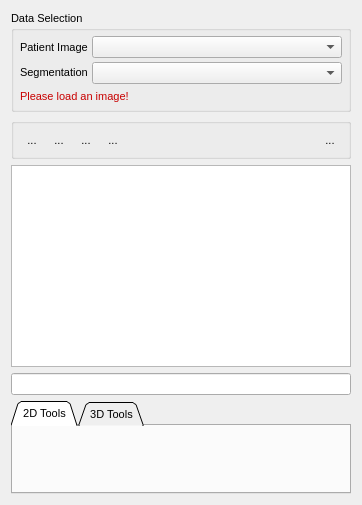
The window that Plugins/org.mitk.gui.qt.segmentation/src/internal/QmitkSegmentationControls.ui (MITK/MITK) describes before a commit, drawn with Qt 5.
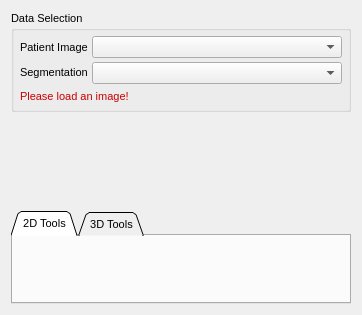
The same window after the commit. Icons and pictures are not drawn. Custom widgets are drawn as their Qt base class.

Commit message: have a specialized widget for multi-label handling

```diff
--- a/Plugins/org.mitk.gui.qt.segmentation/src/internal/QmitkSegmentationControls.ui
+++ b/Plugins/org.mitk.gui.qt.segmentation/src/internal/QmitkSegmentationControls.ui
@@ -7,7 +7,7 @@
     <x>0</x>
     <y>0</y>
     <width>362</width>
-    <height>505</height>
+    <height>315</height>
    </rect>
   </property>
   <property name="sizePolicy">
@@ -222,160 +222,7 @@
     </widget>
    </item>
    <item>
-    <widget class="QGroupBox" name="groupBox_2">
-     <property name="title">
-      <string/>
-     </property>
-     <layout class="QHBoxLayout" name="horizontalLayout">
-      <property name="spacing">
-       <number>3</number>
-      </property>
-      <property name="margin">
-       <number>6</number>
-      </property>
-      <item>
-       <widget class="QToolButton" name="m_btNewLabelSet">
-        <property name="toolTip">
-         <string>Create a new segmentation session</string>
-        </property>
-        <property name="text">
-         <string>...</string>
-        </property>
-        <property name="icon">
-         <iconset resource="../../resources/segmentation.qrc">
-          <normaloff>:/segmentation/NewLabelSet_48.png</normaloff>:/segmentation/NewLabelSet_48.png</iconset>
-        </property>
-        <property name="iconSize">
-         <size>
-          <width>32</width>
-          <height>32</height>
-         </size>
-        </property>
-        <property name="autoRaise">
-         <bool>true</bool>
-        </property>
-       </widget>
-      </item>
-      <item>
-       <widget class="QToolButton" name="m_btLoadLabelSet">
-        <property name="toolTip">
-         <string>Load a segmentation session</string>
-        </property>
-        <property name="text">
-         <string>...</string>
-        </property>
-        <property name="icon">
-         <iconset resource="../../resources/segmentation.qrc">
-          <normaloff>:/segmentation/LoadLabelSet_48.png</normaloff>:/segmentation/LoadLabelSet_48.png</iconset>
-        </property>
-        <property name="iconSize">
-         <size>
-          <width>32</width>
-          <height>32</height>
-         </size>
-        </property>
-        <property name="autoRaise">
-         <bool>true</bool>
-        </property>
-       </widget>
-      </item>
-      <item>
-       <widget class="QToolButton" name="m_btSaveLabelSet">
-        <property name="toolTip">
-         <string>Save current segmentation session</string>
-        </property>
-        <property name="text">
-         <string>...</string>
-        </property>
-        <property name="icon">
-         <iconset resource="../../resources/segmentation.qrc">
-          <normaloff>:/segmentation/SaveLabelSet_48.png</normaloff>:/segmentation/SaveLabelSet_48.png</iconset>
-        </property>
-        <property name="iconSize">
-         <size>
-          <width>32</width>
-          <height>32</height>
-         </size>
-        </property>
-        <property name="autoRaise">
-         <bool>true</bool>
-        </property>
-       </widget>
-      </item>
-      <item>
-       <widget class="QToolButton" name="m_btImportLabelSet">
-        <property name="toolTip">
-         <string>Import labels from another segmentation session</string>
-        </property>
-        <property name="text">
-         <string>...</string>
-        </property>
-        <property name="icon">
-         <iconset resource="../../resources/segmentation.qrc">
-          <normaloff>:/segmentation/LoadLabelSet_48.png</normaloff>:/segmentation/LoadLabelSet_48.png</iconset>
-        </property>
-        <property name="iconSize">
-         <size>
-          <width>32</width>
-          <height>32</height>
-         </size>
-        </property>
-        <property name="autoRaise">
-         <bool>true</bool>
-        </property>
-       </widget>
-      </item>
-      <item>
-       <spacer name="horizontalSpacer">
-        <property name="orientation">
-         <enum>Qt::Horizontal</enum>
-        </property>
-        <property name="sizeHint" stdset="0">
-         <size>
-          <width>40</width>
-          <height>20</height>
-         </size>
-        </property>
-       </spacer>
-      </item>
-      <item>
-       <widget class="QToolButton" name="m_btNewLabel">
-        <property name="toolTip">
-         <string>Add a new label to currently active segmentation</string>
-        </property>
-        <property name="text">
-         <string>...</string>
-        </property>
-        <property name="icon">
-         <iconset resource="../../resources/segmentation.qrc">
-          <normaloff>:/segmentation/NewLabel_48.png</normaloff>:/segmentation/NewLabel_48.png</iconset>
-        </property>
-        <property name="iconSize">
-         <size>
-          <width>32</width>
-          <height>32</height>
-         </size>
-        </property>
-        <property name="autoRaise">
-         <bool>true</bool>
-        </property>
-       </widget>
-      </item>
-     </layout>
-    </widget>
-   </item>
-   <item>
-    <widget class="QmitkLabelSetTableWidget" name="m_LabelSetTableWidget">
-     <property name="sizePolicy">
-      <sizepolicy hsizetype="Expanding" vsizetype="MinimumExpanding">
-       <horstretch>0</horstretch>
-       <verstretch>0</verstretch>
-      </sizepolicy>
-     </property>
-    </widget>
-   </item>
-   <item>
-    <widget class="ctkSearchBox" name="m_LabelSearchBox"/>
+    <widget class="QmitkLabelSetWidget" name="m_LabelSetWidget" native="true"/>
    </item>
    <item>
     <widget class="QTabWidget" name="tabWidgetSegmentationTools">
@@ -571,14 +418,10 @@
    <header location="global">QmitkToolGUIArea.h</header>
   </customwidget>
   <customwidget>
-   <class>QmitkLabelSetTableWidget</class>
-   <extends>QTableWidget</extends>
-   <header location="global">QmitkLabelSetTableWidget.h</header>
-  </customwidget>
-  <customwidget>
-   <class>ctkSearchBox</class>
-   <extends>QLineEdit</extends>
-   <header>ctkSearchBox.h</header>
+   <class>QmitkLabelSetWidget</class>
+   <extends>QWidget</extends>
+   <header location="global">internal/Common/QmitkLabelSetWidget.h</header>
+   <container>1</container>
   </customwidget>
  </customwidgets>
  <includes>
```
The commit also changes 7 other files.
